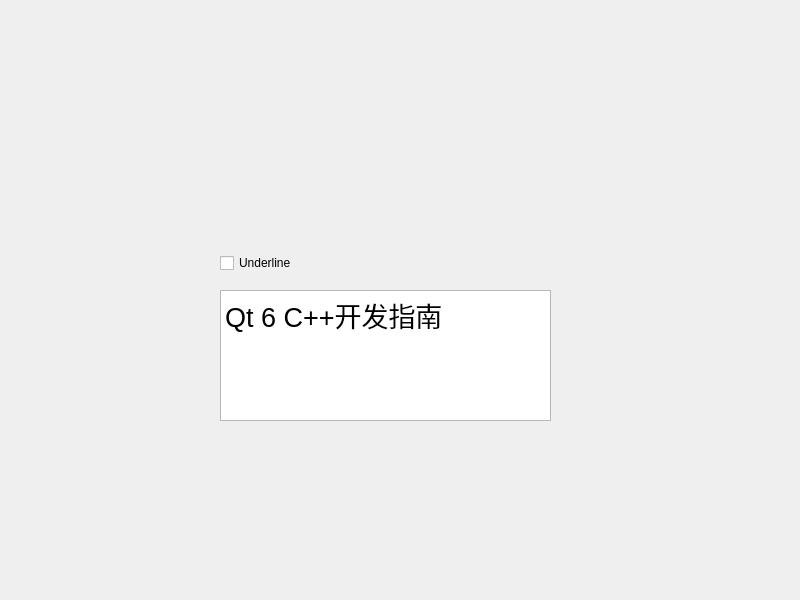
First picture: the form in Chapter02/Project2/Project2/dialog.ui, repository luhao661/Qt, before the edit.
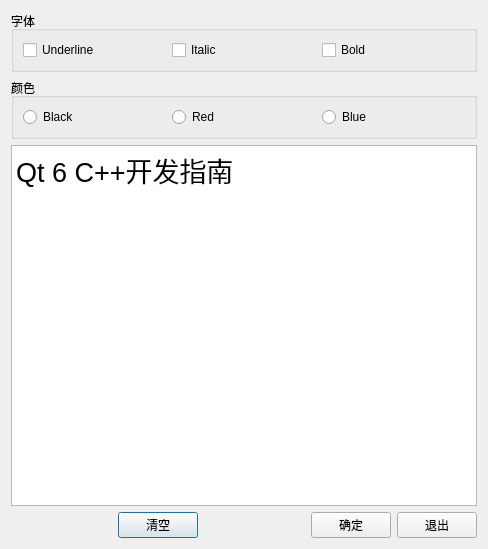
Second picture: the form after the edit. Icons and pictures are not drawn.

Patch:
```diff
--- a/Chapter02/Project2/Project2/dialog.ui
+++ b/Chapter02/Project2/Project2/dialog.ui
@@ -6,44 +6,160 @@
    <rect>
     <x>0</x>
     <y>0</y>
-    <width>800</width>
-    <height>600</height>
+    <width>488</width>
+    <height>549</height>
    </rect>
   </property>
   <property name="windowTitle">
    <string>Dialog</string>
   </property>
-  <widget class="QPlainTextEdit" name="plainTextEdit">
-   <property name="geometry">
-    <rect>
-     <x>220</x>
-     <y>290</y>
-     <width>331</width>
-     <height>131</height>
-    </rect>
-   </property>
-   <property name="font">
-    <font>
-     <pointsize>20</pointsize>
-    </font>
-   </property>
-   <property name="plainText">
-    <string>Qt 6 C++开发指南</string>
-   </property>
-  </widget>
-  <widget class="QCheckBox" name="checkBox">
-   <property name="geometry">
-    <rect>
-     <x>220</x>
-     <y>250</y>
-     <width>100</width>
-     <height>26</height>
-    </rect>
-   </property>
-   <property name="text">
-    <string>Underline</string>
-   </property>
-  </widget>
+  <layout class="QVBoxLayout" name="verticalLayout">
+   <item>
+    <widget class="QGroupBox" name="groupBox">
+     <property name="title">
+      <string>字体</string>
+     </property>
+     <layout class="QHBoxLayout" name="horizontalLayout">
+      <item>
+       <widget class="QCheckBox" name="checkBoxUnder">
+        <property name="text">
+         <string>Underline</string>
+        </property>
+       </widget>
+      </item>
+      <item>
+       <widget class="QCheckBox" name="checkBoxItalic">
+        <property name="text">
+         <string>Italic</string>
+        </property>
+       </widget>
+      </item>
+      <item>
+       <widget class="QCheckBox" name="checkBoxBold">
+        <property name="text">
+         <string>Bold</string>
+        </property>
+       </widget>
+      </item>
+     </layout>
+    </widget>
+   </item>
+   <item>
+    <widget class="QGroupBox" name="groupBox_2">
+     <property name="title">
+      <string>颜色</string>
+     </property>
+     <layout class="QHBoxLayout" name="horizontalLayout_2">
+      <item>
+       <widget class="QRadioButton" name="radioBlack">
+        <property name="text">
+         <string>Black</string>
+        </property>
+        <property name="checked">
+         <bool>false</bool>
+        </property>
+        <property name="autoRepeat">
+         <bool>false</bool>
+        </property>
+       </widget>
+      </item>
+      <item>
+       <widget class="QRadioButton" name="radioRed">
+        <property name="text">
+         <string>Red</string>
+        </property>
+        <property name="checked">
+         <bool>false</bool>
+        </property>
+        <property name="autoRepeat">
+         <bool>false</bool>
+        </property>
+       </widget>
+      </item>
+      <item>
+       <widget class="QRadioButton" name="radioBlue">
+        <property name="text">
+         <string>Blue</string>
+        </property>
+        <property name="checked">
+         <bool>false</bool>
+        </property>
+        <property name="autoRepeat">
+         <bool>false</bool>
+        </property>
+       </widget>
+      </item>
+     </layout>
+    </widget>
+   </item>
+   <item>
+    <widget class="QPlainTextEdit" name="plainTextEdit">
+     <property name="font">
+      <font>
+       <pointsize>20</pointsize>
+      </font>
+     </property>
+     <property name="plainText">
+      <string>Qt 6 C++开发指南</string>
+     </property>
+    </widget>
+   </item>
+   <item>
+    <layout class="QHBoxLayout" name="horizontalLayout_3">
+     <item>
+      <spacer name="horizontalSpacer_2">
+       <property name="orientation">
+        <enum>Qt::Horizontal</enum>
+       </property>
+       <property name="sizeHint" stdset="0">
+        <size>
+         <width>40</width>
+         <height>20</height>
+        </size>
+       </property>
+      </spacer>
+     </item>
+     <item>
+      <widget class="QPushButton" name="btnClear">
+       <property name="text">
+        <string>清空</string>
+       </property>
+       <property name="icon">
+        <iconset resource="res.qrc">
+         <normaloff>:/icons/IMG_20190908_172216.jpg</normaloff>:/icons/IMG_20190908_172216.jpg</iconset>
+       </property>
+      </widget>
+     </item>
+     <item>
+      <spacer name="horizontalSpacer">
+       <property name="orientation">
+        <enum>Qt::Horizontal</enum>
+       </property>
+       <property name="sizeHint" stdset="0">
+        <size>
+         <width>40</width>
+         <height>20</height>
+        </size>
+       </property>
+      </spacer>
+     </item>
+     <item>
+      <widget class="QPushButton" name="btnOK">
+       <property name="text">
+        <string>确定</string>
+       </property>
+      </widget>
+     </item>
+     <item>
+      <widget class="QPushButton" name="btnExit">
+       <property name="text">
+        <string>退出</string>
+       </property>
+      </widget>
+     </item>
+    </layout>
+   </item>
+  </layout>
  </widget>
  <resources/>
  <connections/>
```
Left out of the diff: 53 changed lines with no effect on the pictures.
